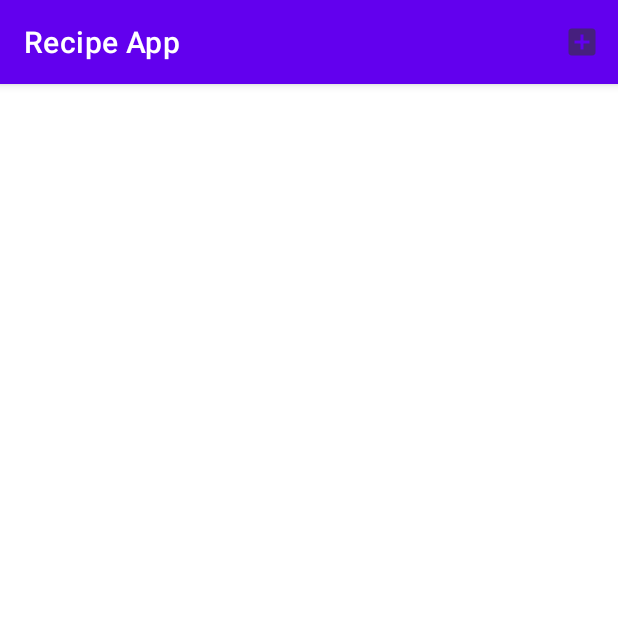
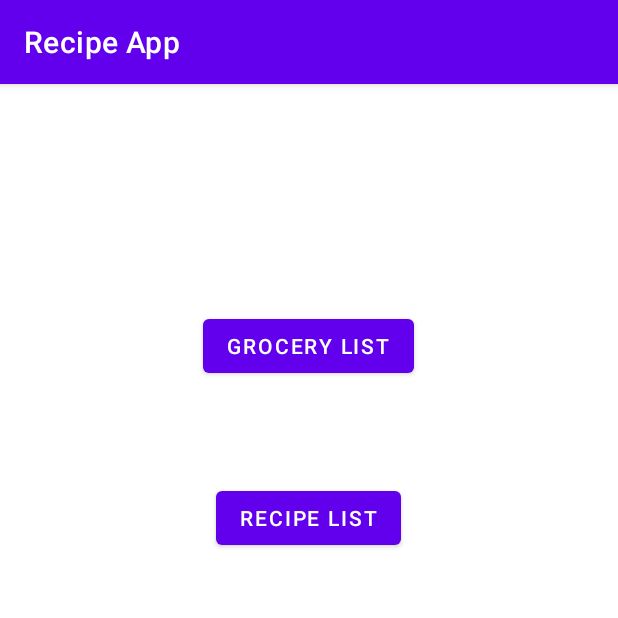
Before and after one commit to EddenWong/RecipeApp, an Android app: the screen it shows after launch (MainActivity before the commit, HomeActivity after it), on a phone screen of 412 x 824 dp, the top half of it. Run offline under Robolectric (Android 15) with nearby library versions, the phone set to English and light mode, and no system bars.

Commit message:
Added basic home menu

```diff
--- a/app/src/main/AndroidManifest.xml
+++ b/app/src/main/AndroidManifest.xml
@@ -10,7 +10,13 @@
         android:supportsRtl="true"
         android:theme="@style/Theme.RecipeApp">
         <activity
+            android:name="presentation.RecipeViewerActivity"
+            android:exported="false" />
+        <activity
             android:name="presentation.MainActivity"
+            android:exported="false" />
+        <activity
+            android:name="presentation.HomeActivity"
             android:exported="true">
             <intent-filter>
                 <action android:name="android.intent.action.MAIN" />
--- /dev/null
+++ b/app/src/main/java/presentation/HomeActivity.java
@@ -0,0 +1,29 @@
+package presentation;
+
+import androidx.appcompat.app.AppCompatActivity;
+
+import android.content.Intent;
+import android.os.Bundle;
+import android.view.View;
+
+import com.example.recipeapp.R;
+
+public class HomeActivity extends AppCompatActivity {
+
+    @Override
+    protected void onCreate(Bundle savedInstanceState) {
+        super.onCreate(savedInstanceState);
+        setContentView(R.layout.activity_home);
+    }
+
+    public void buttonGroceryOnClick(View v)
+    {
+        Intent studentsIntent = new Intent(HomeActivity.this, MainActivity.class);
+        HomeActivity.this.startActivity(studentsIntent);
+    }
+
+    public void buttonRecipeOnClick()
+    {
+
+    }
+}
--- /dev/null
+++ b/app/src/main/res/layout/activity_home.xml
@@ -0,0 +1,35 @@
+<?xml version="1.0" encoding="utf-8"?>
+<androidx.constraintlayout.widget.ConstraintLayout xmlns:android="http://schemas.android.com/apk/res/android"
+    xmlns:app="http://schemas.android.com/apk/res-auto"
+    xmlns:tools="http://schemas.android.com/tools"
+    android:layout_width="match_parent"
+    android:layout_height="match_parent"
+    tools:context="presentation.HomeActivity">
+
+    <Button
+        android:id="@+id/button"
+        android:layout_width="wrap_content"
+        android:layout_height="wrap_content"
+        android:layout_marginTop="132dp"
+        android:layout_marginBottom="551dp"
+        android:onClick="buttonGroceryOnClick"
+        android:text="@string/grocery_button"
+        app:layout_constraintBottom_toBottomOf="parent"
+        app:layout_constraintEnd_toEndOf="parent"
+        app:layout_constraintHorizontal_bias="0.498"
+        app:layout_constraintStart_toStartOf="parent"
+        app:layout_constraintTop_toTopOf="parent" />
+
+    <Button
+        android:id="@+id/button2"
+        android:layout_width="wrap_content"
+        android:layout_height="wrap_content"
+        android:layout_marginTop="57dp"
+        android:layout_marginBottom="445dp"
+        android:text="@string/recipe_button"
+        app:layout_constraintBottom_toBottomOf="parent"
+        app:layout_constraintEnd_toEndOf="parent"
+        app:layout_constraintHorizontal_bias="0.498"
+        app:layout_constraintStart_toStartOf="parent"
+        app:layout_constraintTop_toBottomOf="@+id/button" />
+</androidx.constraintlayout.widget.ConstraintLayout>
--- a/app/src/main/res/values/strings.xml
+++ b/app/src/main/res/values/strings.xml
@@ -1,3 +1,5 @@
 <resources>
     <string name="app_name">Recipe App</string>
+    <string name="grocery_button">Grocery List</string>
+    <string name="recipe_button">Recipe List</string>
 </resources>
```
Also changed, not shown: app/src/main/java/presentation/RecipeViewerActivity.java (added, +15 -0 lines), app/src/main/res/layout/activity_recipe_viewer.xml (added, +9 -0 lines).
